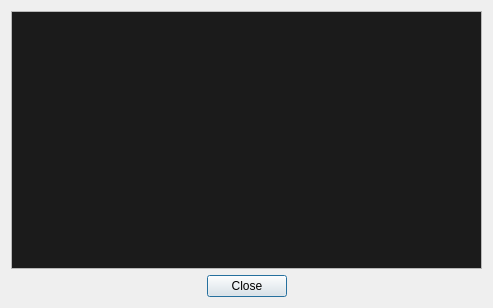
The window that ui/updatescheckerdialog.ui (gronberg/f1lt) describes before a commit, drawn with Qt 5.
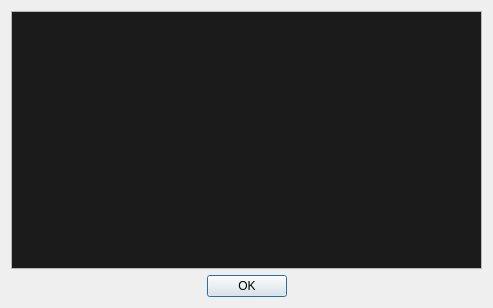
The same window after the commit. Icons and pictures are not drawn.

The edit to the form file:
```diff
--- a/ui/updatescheckerdialog.ui
+++ b/ui/updatescheckerdialog.ui
@@ -176,7 +176,7 @@
       <enum>Qt::Horizontal</enum>
      </property>
      <property name="standardButtons">
-      <set>QDialogButtonBox::Close</set>
+      <set>QDialogButtonBox::Ok</set>
      </property>
      <property name="centerButtons">
       <bool>true</bool>
```
